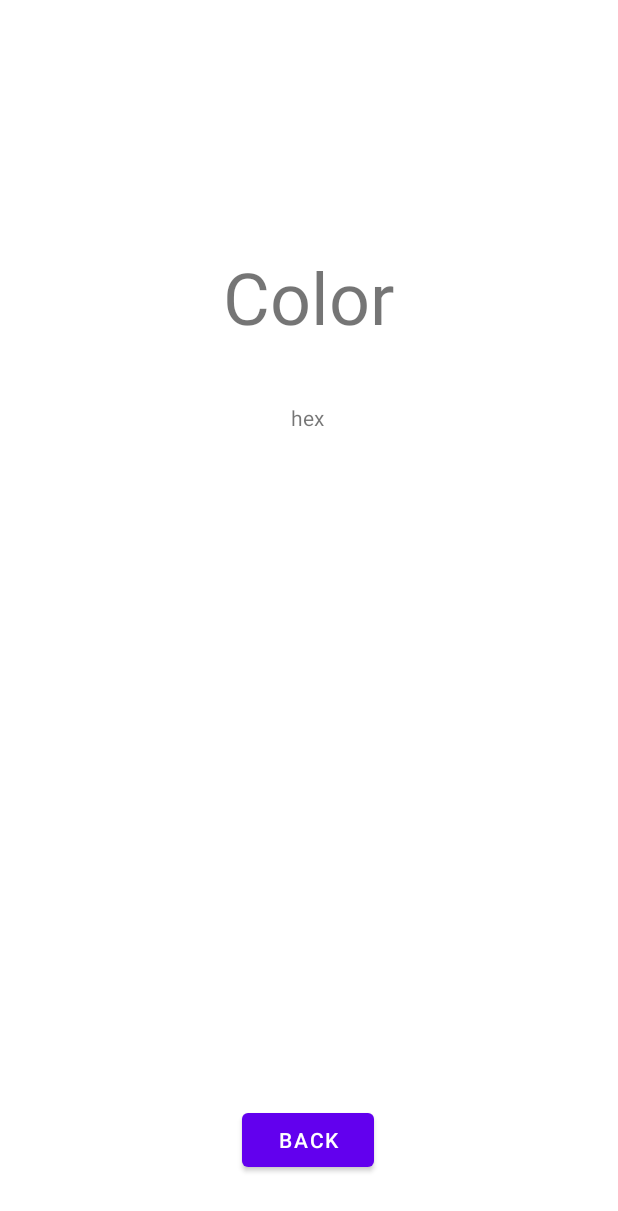
After one commit to gson0824/ColorBuster, an Android app: the layout fragment_detail.xml on its own in the app's theme, with its tools: preview values and no code run, on a phone screen of 412 x 824 dp. The commit adds this screen. Shown: the top 1211 px of the screen. Run offline under Robolectric (Android 15) with nearby library versions, the phone set to English and light mode, and no system bars.

Commit message:
Done part 1 and 2 Done part 3

```diff
--- a/app/build.gradle
+++ b/app/build.gradle
@@ -1,6 +1,7 @@
 plugins {
     id 'com.android.application'
     id 'org.jetbrains.kotlin.android'
+    id 'androidx.navigation.safeargs.kotlin'
 }
 
 android {
@@ -42,6 +43,8 @@ dependencies {
     implementation 'androidx.legacy:legacy-support-v4:1.0.0'
     implementation 'androidx.lifecycle:lifecycle-livedata-ktx:2.5.1'
     implementation 'androidx.lifecycle:lifecycle-viewmodel-ktx:2.5.1'
+    implementation 'androidx.navigation:navigation-fragment-ktx:2.5.3'
+    implementation 'androidx.navigation:navigation-ui-ktx:2.5.3'
     testImplementation 'junit:junit:4.13.2'
     androidTestImplementation 'androidx.test.ext:junit:1.1.5'
     androidTestImplementation 'androidx.test.espresso:espresso-core:3.5.1'
--- a/app/src/main/java/com/gson/colorbuster/MainActivity.kt
+++ b/app/src/main/java/com/gson/colorbuster/MainActivity.kt
@@ -8,10 +8,5 @@ class MainActivity : AppCompatActivity() {
     override fun onCreate(savedInstanceState: Bundle?) {
         super.onCreate(savedInstanceState)
         setContentView(R.layout.activity_main)
-        if (savedInstanceState == null) {
-            supportFragmentManager.beginTransaction()
-                .replace(R.id.container, MainFragment.newInstance())
-                .commitNow()
-        }
     }
 }
--- /dev/null
+++ b/app/src/main/res/layout/fragment_detail.xml
@@ -0,0 +1,47 @@
+<?xml version="1.0" encoding="utf-8"?>
+<androidx.constraintlayout.widget.ConstraintLayout xmlns:android="http://schemas.android.com/apk/res/android"
+    xmlns:app="http://schemas.android.com/apk/res-auto"
+    xmlns:tools="http://schemas.android.com/tools"
+    android:id="@+id/frameLayout"
+    android:layout_width="match_parent"
+    android:layout_height="match_parent"
+    tools:context=".ui.main.DetailFragment">
+
+    <TextView
+        android:id="@+id/hex_text"
+        android:layout_width="wrap_content"
+        android:layout_height="wrap_content"
+        android:text="hex"
+        app:layout_constraintBottom_toTopOf="@+id/backButton"
+        app:layout_constraintEnd_toEndOf="parent"
+        app:layout_constraintHorizontal_bias="0.498"
+        app:layout_constraintStart_toStartOf="parent"
+        app:layout_constraintTop_toBottomOf="@+id/color_text"
+        app:layout_constraintVertical_bias="0.08"
+        tools:text="hex" />
+
+    <TextView
+        android:id="@+id/color_text"
+        android:layout_width="wrap_content"
+        android:layout_height="wrap_content"
+        android:text="Color"
+        android:textSize="48sp"
+        app:layout_constraintBottom_toTopOf="@+id/backButton"
+        app:layout_constraintEnd_toEndOf="parent"
+        app:layout_constraintHorizontal_bias="0.498"
+        app:layout_constraintStart_toStartOf="parent"
+        app:layout_constraintTop_toTopOf="parent"
+        app:layout_constraintVertical_bias="0.246"
+        tools:text="Color" />
+
+    <Button
+        android:id="@+id/backButton"
+        android:layout_width="wrap_content"
+        android:layout_height="wrap_content"
+        android:layout_marginBottom="40dp"
+        android:text="@string/back"
+        app:layout_constraintBottom_toBottomOf="parent"
+        app:layout_constraintEnd_toEndOf="parent"
+        app:layout_constraintHorizontal_bias="0.498"
+        app:layout_constraintStart_toStartOf="parent" />
+</androidx.constraintlayout.widget.ConstraintLayout>
--- a/app/src/main/res/layout/fragment_main.xml
+++ b/app/src/main/res/layout/fragment_main.xml
@@ -1,5 +1,6 @@
 <?xml version="1.0" encoding="utf-8"?>
 <androidx.constraintlayout.widget.ConstraintLayout xmlns:android="http://schemas.android.com/apk/res/android"
+    xmlns:app="http://schemas.android.com/apk/res-auto"
     xmlns:tools="http://schemas.android.com/tools"
     android:id="@+id/main"
     android:layout_width="match_parent"
@@ -10,4 +11,5 @@
         android:id="@+id/recyclerView"
         android:layout_width="match_parent"
         android:layout_height="match_parent" />
+
 </androidx.constraintlayout.widget.ConstraintLayout>
--- a/app/src/main/res/values/strings.xml
+++ b/app/src/main/res/values/strings.xml
@@ -1,3 +1,6 @@
 <resources>
     <string name="app_name">ColorBuster</string>
+    <!-- TODO: Remove or change this placeholder text -->
+    <string name="hello_blank_fragment">Hello blank fragment</string>
+    <string name="back">BACK</string>
 </resources>
```
Also changed, not shown: app/src/main/java/com/gson/colorbuster/ui/main/DetailFragment.kt (added, +44 -0 lines), app/src/main/java/com/gson/colorbuster/ui/main/MainFragment.kt (+16 -8 lines), app/src/main/res/layout/activity_main.xml (+10 -1 lines), app/src/main/res/layout/fragment_main_view_model.xml (deleted, +0 -13 lines), app/src/main/res/navigation/nav_graph.xml (added, +32 -0 lines).
